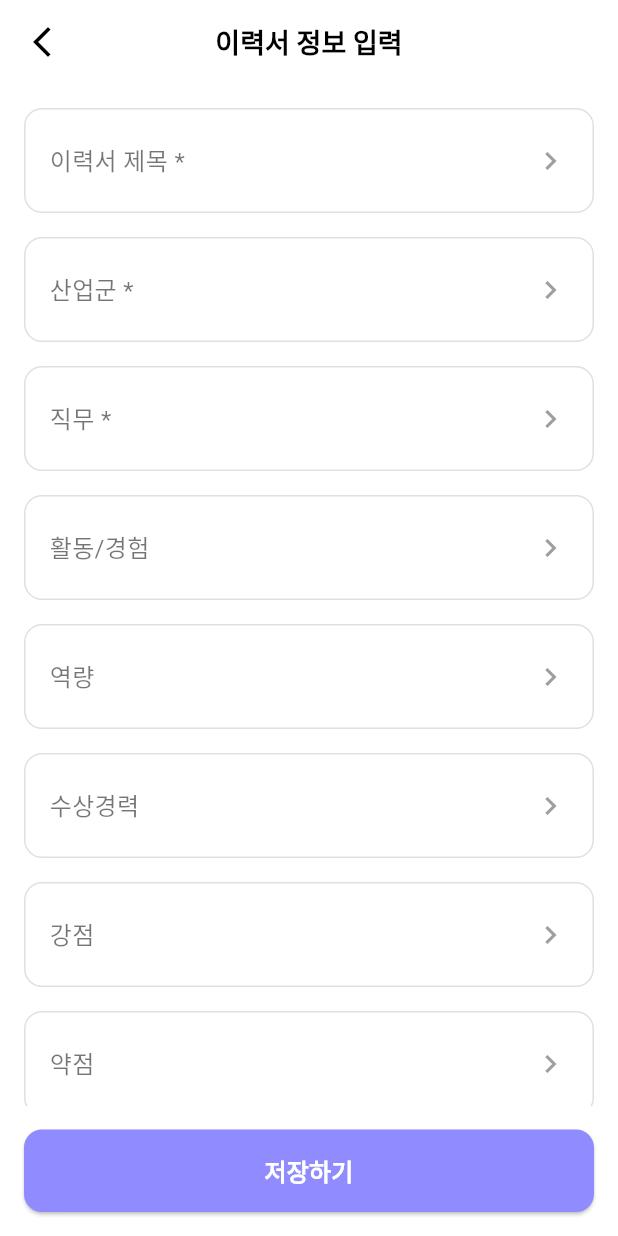
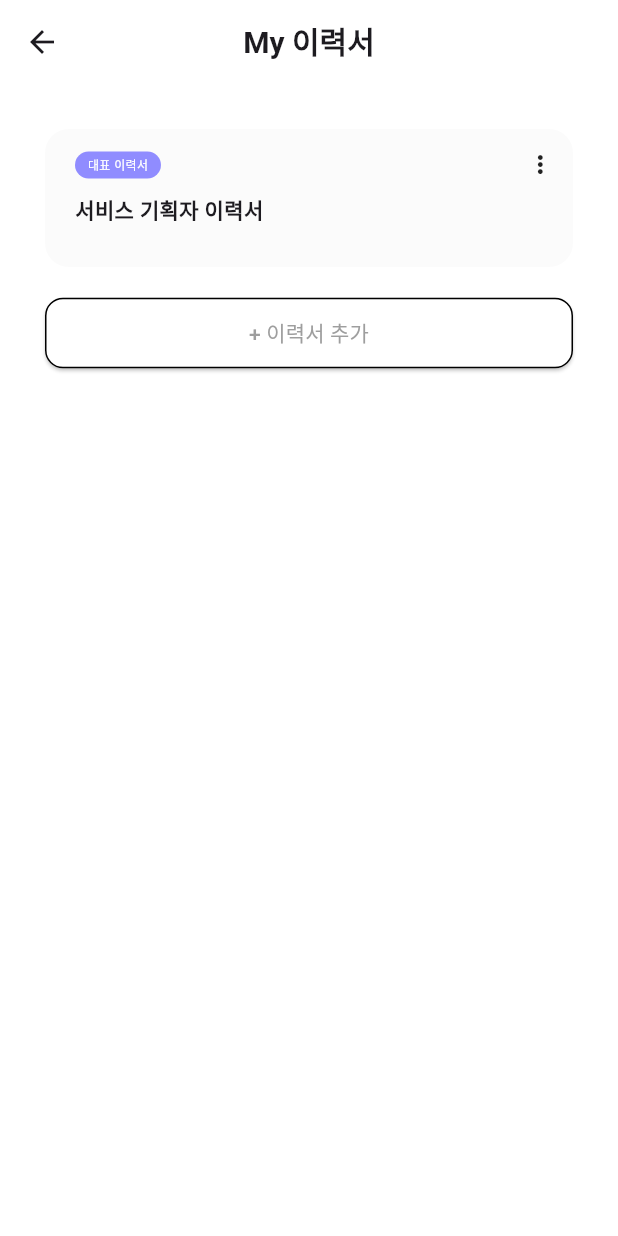
Before and after one commit to Google-Developer-Student-Clubs-TUK/2024-Flutter-Project-MyLio, a Flutter app: the MyResumeCreatePage screen opened directly, after a tap on "저장하기", on a phone screen of 412 x 824 dp. Run offline on Flutter 3.47's test engine with Material 3 defaults, Android fonts, the phone set to English and light mode, and no system bars; our stand-ins replace dotted_border, font_awesome_flutter, get, shared_preferences; accounts and stored records are empty.

Commit message:
Design: 이력서 등록시 이력서 리스트 페이지 퍼블리싱

```diff
--- /dev/null
+++ b/frontend/lib/screens/add_resume.dart
@@ -0,0 +1,146 @@
+import 'package:flutter/material.dart';
+import 'package:font_awesome_flutter/font_awesome_flutter.dart';
+import 'package:frontend/screens/edit.dart';
+import 'package:frontend/screens/my_resume_create_page.dart';
+import 'package:get/get.dart';
+
+void main(){
+  runApp(Add_Resume());
+}
+
+class Add_Resume extends StatefulWidget{
+  @override
+  State<StatefulWidget> createState() {
+    // TODO: implement createState
+    return Add_Resume_State();
+  }
+}
+
+class Add_Resume_State extends State<Add_Resume>{
+  Widget build(BuildContext context){
+    return Scaffold(
+      appBar: AppBar(
+        backgroundColor: Colors.white,
+        centerTitle: true,
+        title: Text('My 이력서', style: TextStyle(fontSize: 20, fontWeight: FontWeight.w700,),)
+      ),
+      backgroundColor: Colors.white,
+      body: Container(
+        padding: EdgeInsets.all(30),
+        child: Center(
+          child: Column(
+            crossAxisAlignment: CrossAxisAlignment.center,
+            children: [
+              Container(
+                padding: EdgeInsets.only(left: 20,right: 20,top: 15,bottom: 15),
+                width: 352,
+                height: 92,
+                decoration: BoxDecoration(
+                  color: Color.fromRGBO(251, 251, 251, 1),
+                  borderRadius: BorderRadius.circular(16),
+                ),
+                child: Column(
+                  crossAxisAlignment: CrossAxisAlignment.start,
+                  children: [
+                    Row(
+                      children: [
+                        Container(
+                          alignment: Alignment.center,
+                          width: 57.31,
+                          height: 18,
+                          decoration: BoxDecoration(
+                              color: Color.fromRGBO(144, 140, 255, 1),
+                            borderRadius: BorderRadius.circular(50),
+                          ),
+                          child: Text('대표 이력서', style: TextStyle(color: Colors.white, fontSize: 8, fontWeight: FontWeight.w500),),
+                        ),
+                        Spacer(),
+                        PopupMenuButton(
+                          color: Colors.white,
+                            elevation: 8,
+                            offset: Offset(0, 0),
+                            shape: RoundedRectangleBorder(
+                              borderRadius: BorderRadius.circular(16)
+                            ),
+                            itemBuilder: (context){
+                              return <PopupMenuEntry<dynamic>>[
+                                PopupMenuItem(
+                                    child: Center(
+                                      child: Text('대표이력서 설정', style: TextStyle(fontSize: 12, fontWeight: FontWeight.w400),),
+                                    ),
+                                  onTap: (){
+
+                                  },
+                                ),
+                                const PopupMenuDivider(
+                                  height: 5,
+                                ),
+                                PopupMenuItem(
+                                    child: Center(
+                                      child: Text('수정하기', style: TextStyle(fontSize: 12, fontWeight: FontWeight.w400)),
+                                    ),
+                                onTap: (){
+                                      Get.to(Edit());
+                                },
+                                ),
+                                const PopupMenuDivider(
+                                  height: 5,
+                                ),
+                                PopupMenuItem(
+                                    child: Center(
+                                    child: Text('삭제하기', style: TextStyle(fontSize: 12, fontWeight: FontWeight.w400)),),
+                                  onTap: (){
+
+                                  },
+                                ),
+                                const PopupMenuDivider(
+                                  height: 5,
+                                ),
+                                PopupMenuItem(
+                                    child: Center(
+                                      child: Text('복사하기', style: TextStyle(fontSize: 12, fontWeight: FontWeight.w400)),
+                                    ),
+                                  onTap: (){
+
+                                  },
+                                )
+                              ];
+                            },
+                          child: FaIcon(FontAwesomeIcons.ellipsisVertical, size: 15,),
+                        )
+                      ],
+                    ),
+                    SizedBox(
+                      height: 10,
+                    ),
+                    Text("서비스 기획자 이력서", style: TextStyle(fontWeight: FontWeight.w700, fontSize: 14),)
+                  ],
+                ),
+              ),
+              SizedBox(
+                height: 20,
+              ),
+              ElevatedButton(
+                  onPressed: (){
+                    Get.to(MyResumeCreatePage());
+                  },
+                  child: Text('+ 이력서 추가', style: TextStyle(fontSize: 14, color: Colors.grey),),
+                style: ElevatedButton.styleFrom(
+                  minimumSize: Size(352, 47),  // 너비 352, 높이 47
+                  backgroundColor: Colors.white,  // 배경 흰색
+                  shape: RoundedRectangleBorder(
+                    side: BorderSide(
+                      color: Colors.black,  // 테두리 색상
+                      width: 1,  // 테두리 두께
+                    ),
+                    borderRadius: BorderRadius.circular(12),
+                  ),
+              )
+              )
+            ],
+          ),
+        ),
+      ),
+    );
+  }
+}
--- a/frontend/lib/screens/my_resume_create_page.dart
+++ b/frontend/lib/screens/my_resume_create_page.dart
@@ -1,4 +1,5 @@
 import 'package:flutter/material.dart';
+import 'package:frontend/screens/add_resume.dart';
 import 'package:frontend/screens/award_page.dart';
 import 'package:frontend/screens/capability_page.dart';
 import 'package:frontend/screens/certificate_page.dart';
@@ -158,6 +159,7 @@ class _MyResumeCreatePageState extends State<MyResumeCreatePage> {
         child: ElevatedButton(
           onPressed: () {
             print('저장하기 버튼 클릭');
+            Get.to(Add_Resume());
           },
           style: ElevatedButton.styleFrom(
             backgroundColor: const Color(0xFF908CFF),
```
